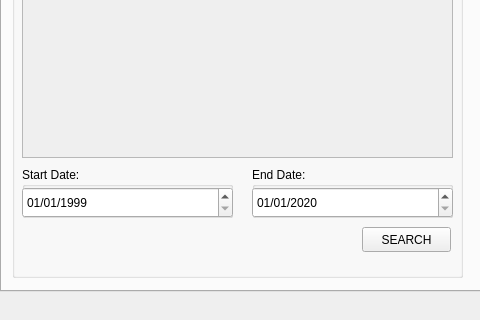
Above: wlts_plugin/wlts_qgis_dialog_base.ui from brazil-data-cube/wlts-qgis before the change; both pictures show x 0 to 480 and y 219 to 539 of the 741 by 539 pixel window. Below: the same form after it.
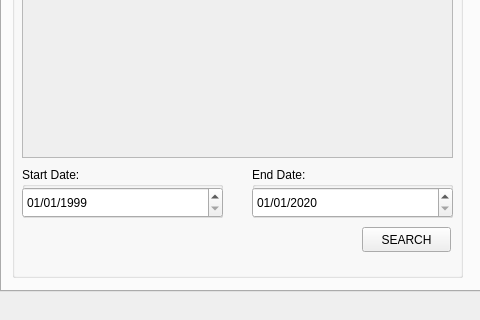
That is the form after the change.

Commit message: Solving entry start and end date style

Diff of the .ui file:
```diff
--- a/wlts_plugin/wlts_qgis_dialog_base.ui
+++ b/wlts_plugin/wlts_qgis_dialog_base.ui
@@ -273,7 +273,7 @@
        <rect>
         <x>10</x>
         <y>270</y>
-        <width>211</width>
+        <width>201</width>
         <height>51</height>
        </rect>
       </property>
@@ -285,7 +285,7 @@
         <rect>
          <x>0</x>
          <y>20</y>
-         <width>211</width>
+         <width>201</width>
          <height>31</height>
         </rect>
        </property>
```
